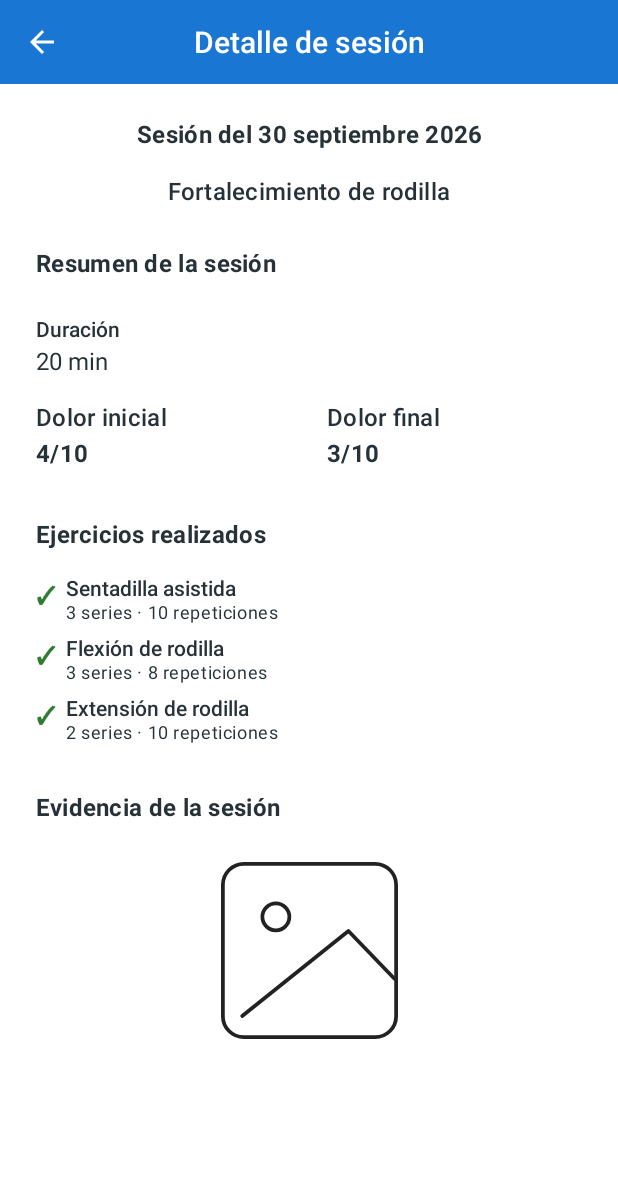
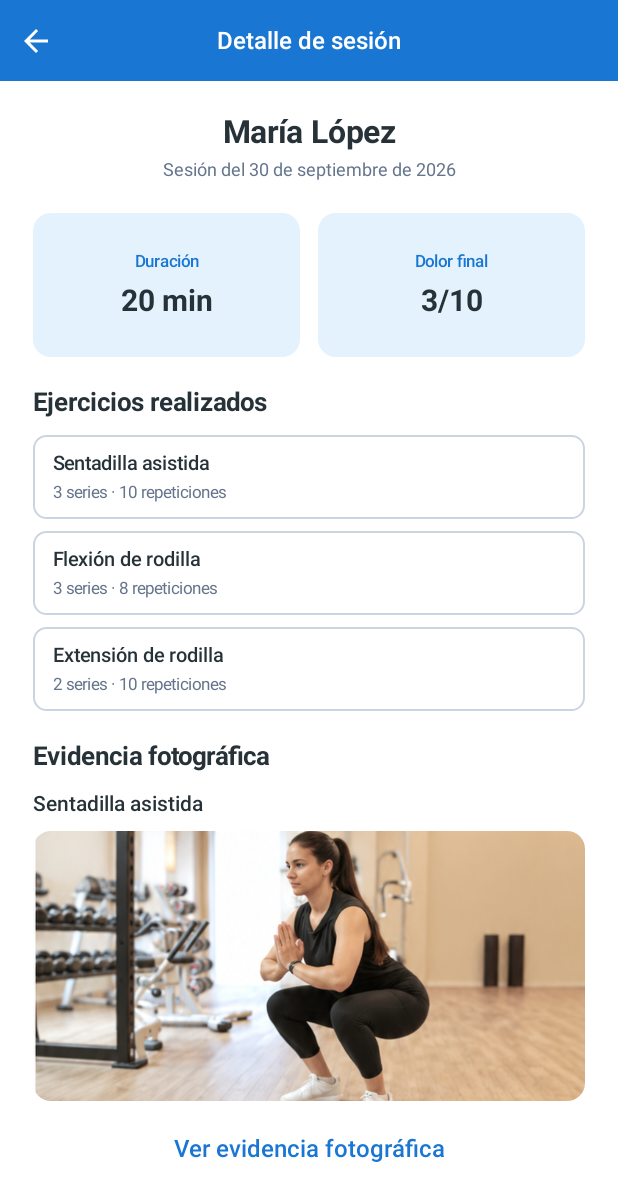
Before and after one commit to yahirhernandez930-tech/RehabTrack, an Android app built with Jetpack Compose: the SessionDetailScreen screen opened through its navigation route, on a phone screen of 412 x 824 dp. Shown: the top 1201 px of the screen. Run offline under Robolectric (Android 15) with nearby library versions, the phone set to English and light mode, and no system bars.

Commit message:
feat: implementar evidencia fotográfica en detalle de sesión

```diff
--- a/app/src/main/java/com/rehabtrack/app/ui/screens/patient/SessionDetailScreen.kt
+++ b/app/src/main/java/com/rehabtrack/app/ui/screens/patient/SessionDetailScreen.kt
@@ -1,28 +1,16 @@
 package com.rehabtrack.app.ui.screens.patient
 
-import androidx.compose.foundation.Canvas
 import androidx.compose.foundation.background
-import androidx.compose.foundation.layout.Arrangement
-import androidx.compose.foundation.layout.Box
-import androidx.compose.foundation.layout.Column
-import androidx.compose.foundation.layout.Row
-import androidx.compose.foundation.layout.Spacer
-import androidx.compose.foundation.layout.fillMaxSize
-import androidx.compose.foundation.layout.fillMaxWidth
-import androidx.compose.foundation.layout.height
-import androidx.compose.foundation.layout.padding
-import androidx.compose.foundation.layout.size
-import androidx.compose.foundation.layout.width
+import androidx.compose.foundation.border
+import androidx.compose.foundation.layout.*
 import androidx.compose.foundation.rememberScrollState
 import androidx.compose.foundation.shape.RoundedCornerShape
 import androidx.compose.foundation.verticalScroll
+import androidx.compose.foundation.Image
+import androidx.compose.foundation.clickable
 import androidx.compose.material.icons.Icons
 import androidx.compose.material.icons.filled.ArrowBack
-import androidx.compose.material3.Icon
-import androidx.compose.material3.IconButton
-import androidx.compose.material3.MaterialTheme
-import androidx.compose.material3.Scaffold
-import androidx.compose.material3.Text
+import androidx.compose.material3.*
 import androidx.compose.runtime.Composable
 import androidx.compose.ui.Alignment
 import androidx.compose.ui.Modifier
@@ -30,17 +18,20 @@ import androidx.compose.ui.graphics.Color
 import androidx.compose.ui.text.font.FontWeight
 import androidx.compose.ui.text.style.TextAlign
 import androidx.compose.ui.unit.dp
+import androidx.compose.ui.unit.sp
+import androidx.compose.ui.draw.clip
+import androidx.compose.ui.layout.ContentScale
+import androidx.compose.ui.res.painterResource
+import androidx.compose.runtime.remember
+import androidx.compose.runtime.mutableStateOf
 import androidx.navigation.NavController
-import androidx.compose.foundation.layout.WindowInsets
-import androidx.compose.foundation.layout.statusBars
-import androidx.compose.foundation.layout.windowInsetsPadding
-import androidx.compose.ui.geometry.CornerRadius
-import androidx.compose.ui.geometry.Offset
-import androidx.compose.ui.geometry.Size
-import androidx.compose.ui.graphics.Path
-import androidx.compose.ui.graphics.StrokeCap
-import androidx.compose.ui.graphics.StrokeJoin
-import androidx.compose.ui.graphics.drawscope.Stroke
+import com.rehabtrack.app.R
+
+private val SessionBlue = Color(0xFF1976D2)
+private val SessionText = Color(0xFF263238)
+private val SessionSecondary = Color(0xFF64748B)
+private val SessionBorder = Color(0xFFCBD5E1)
+private val SessionLightBlue = Color(0xFFE3F2FD)
 
 private data class CompletedExercise(
     val name: String,
@@ -49,16 +40,16 @@ private data class CompletedExercise(
 
 private val exampleExercises = listOf(
     CompletedExercise(
-        name = "Sentadilla asistida",
-        details = "3 series · 10 repeticiones"
+        "Sentadilla asistida",
+        "3 series · 10 repeticiones"
     ),
     CompletedExercise(
-        name = "Flexión de rodilla",
-        details = "3 series · 8 repeticiones"
+        "Flexión de rodilla",
+        "3 series · 8 repeticiones"
     ),
     CompletedExercise(
-        name = "Extensión de rodilla",
-        details = "2 series · 10 repeticiones"
+        "Extensión de rodilla",
+        "2 series · 10 repeticiones"
     )
 )
 
@@ -66,278 +57,284 @@ private val exampleExercises = listOf(
 fun SessionDetailScreen(
     navController: NavController
 ) {
-    val colors = MaterialTheme.colorScheme
 
-    Scaffold(
-        containerColor = colors.background,
-        topBar = {
-            Row(
+    val showEvidence = remember { mutableStateOf(false) }
+
+    if (showEvidence.value) {
+        AlertDialog(
+            onDismissRequest = {
+                showEvidence.value = false
+            },
+            title = {
+                Text("Sentadilla asistida")
+            },
+            text = {
+                Image(
+                    painter = painterResource(
+                        id = R.drawable.evidencia_sentadilla
+                    ),
+                    contentDescription = "Fotografía ampliada de sentadilla asistida",
                     modifier = Modifier
                         .fillMaxWidth()
-                    .background(colors.primary)
-                    .windowInsetsPadding(WindowInsets.statusBars)
-                    .height(56.dp)
-                    .padding(horizontal = 4.dp),
-                verticalAlignment = Alignment.CenterVertically
-            ) {
-                IconButton(
+                        .heightIn(max = 450.dp),
+                    contentScale = ContentScale.Fit
+                )
+            },
+            confirmButton = {
+                TextButton(
                     onClick = {
-                        navController.popBackStack()
+                        showEvidence.value = false
                     }
                 ) {
-                    Icon(
-                        imageVector = Icons.Filled.ArrowBack,
-                        contentDescription = "Volver al historial",
-                        tint = colors.onPrimary
+                    Text("Cerrar")
+                }
+            }
         )
     }
 
-                Box(
-                    modifier = Modifier.weight(1f),
-                    contentAlignment = Alignment.Center
-                ) {
-                    Text(
-                        text = "Detalle de sesión",
-                        style = MaterialTheme.typography.titleLarge,
-                        color = colors.onPrimary,
-                        fontWeight = FontWeight.Medium,
-                        textAlign = TextAlign.Center
-                    )
-                }
+    Scaffold(
+        containerColor = Color.White,
+        contentWindowInsets = WindowInsets(0, 0, 0, 0)
+    ) { innerPadding ->
 
-                // Equilibra el espacio ocupado por la flecha.
-                Spacer(modifier = Modifier.width(48.dp))
-            }
-        }
-    ) { innerPadding ->
         Column(
             modifier = Modifier
                 .fillMaxSize()
                 .padding(innerPadding)
-                .verticalScroll(rememberScrollState())
-                .padding(horizontal = 24.dp)
+                .background(Color.White)
         ) {
-            Spacer(modifier = Modifier.height(22.dp))
 
-            Text(
-                text = "Sesión del 30 septiembre 2026",
-                modifier = Modifier.fillMaxWidth(),
-                style = MaterialTheme.typography.titleMedium,
-                color = colors.onBackground,
-                fontWeight = FontWeight.Bold,
-                textAlign = TextAlign.Center
-            )
-
-            Spacer(modifier = Modifier.height(14.dp))
-
-            Text(
-                text = "Fortalecimiento de rodilla",
-                modifier = Modifier.fillMaxWidth(),
-                style = MaterialTheme.typography.titleMedium,
-                color = colors.onBackground,
-                fontWeight = FontWeight.SemiBold,
-                textAlign = TextAlign.Center
-            )
-
-            Spacer(modifier = Modifier.height(24.dp))
-
-            // Resumen de la sesión
-            Text(
-                text = "Resumen de la sesión",
-                style = MaterialTheme.typography.titleMedium,
-                color = colors.onBackground,
-                fontWeight = FontWeight.Bold
-            )
-
-            Spacer(modifier = Modifier.height(24.dp))
-
-            Text(
-                text = "Duración",
-                style = MaterialTheme.typography.bodyMedium,
-                color = colors.onBackground,
-                fontWeight = FontWeight.SemiBold
-            )
-
-            Spacer(modifier = Modifier.height(4.dp))
-
-            Text(
-                text = "20 min",
-                style = MaterialTheme.typography.bodyLarge,
-                color = colors.onBackground
-            )
-
-            Spacer(modifier = Modifier.height(16.dp))
-
+            // Encabezado
             Row(
-                modifier = Modifier.fillMaxWidth(),
-                horizontalArrangement = Arrangement.spacedBy(24.dp)
+                modifier = Modifier
+                    .fillMaxWidth()
+                    .background(SessionBlue)
+                    .windowInsetsPadding(WindowInsets.statusBars)
+                    .height(54.dp),
+                verticalAlignment = Alignment.CenterVertically
             ) {
-                Column(modifier = Modifier.weight(1f)) {
-                    Text(
-                        text = "Dolor inicial",
-                        style = MaterialTheme.typography.titleMedium,
-                        color = colors.onBackground,
-                        fontWeight = FontWeight.SemiBold
-                    )
-
-                    Text(
-                        text = "4/10",
-                        style = MaterialTheme.typography.titleMedium,
-                        color = colors.onBackground,
-                        fontWeight = FontWeight.Bold
+                IconButton(
+                    onClick = { navController.popBackStack() },
+                    modifier = Modifier.size(48.dp)
+                ) {
+                    Icon(
+                        imageVector = Icons.Default.ArrowBack,
+                        contentDescription = "Regresar",
+                        tint = Color.White
                     )
                 }
 
-                Column(modifier = Modifier.weight(1f)) {
                 Text(
-                        text = "Dolor final",
-                        style = MaterialTheme.typography.titleMedium,
-                        color = colors.onBackground,
-                        fontWeight = FontWeight.SemiBold
+                    text = "Detalle de sesión",
+                    color = Color.White,
+                    fontSize = 16.sp,
+                    fontWeight = FontWeight.SemiBold,
+                    textAlign = TextAlign.Center,
+                    modifier = Modifier.weight(1f)
                 )
 
+                Spacer(Modifier.width(48.dp))
+            }
+
+            // Contenido
+            Column(
+                modifier = Modifier
+                    .fillMaxSize()
+                    .verticalScroll(rememberScrollState())
+                    .padding(horizontal = 22.dp)
+                    .navigationBarsPadding()
+            ) {
+
+                Spacer(Modifier.height(22.dp))
+
+                // Información del paciente
                 Text(
-                        text = "3/10",
-                        style = MaterialTheme.typography.titleMedium,
-                        color = colors.onBackground,
-                        fontWeight = FontWeight.Bold
+                    text = "María López",
+                    color = SessionText,
+                    fontSize = 21.sp,
+                    fontWeight = FontWeight.Bold,
+                    textAlign = TextAlign.Center,
+                    modifier = Modifier.fillMaxWidth()
+                )
+
+                Spacer(Modifier.height(5.dp))
+
+                Text(
+                    text = "Sesión del 30 de septiembre de 2026",
+                    color = SessionSecondary,
+                    fontSize = 12.sp,
+                    textAlign = TextAlign.Center,
+                    modifier = Modifier.fillMaxWidth()
+                )
+
+                Spacer(Modifier.height(22.dp))
+
+                // Indicadores de la sesión
+                Row(
+                    modifier = Modifier.fillMaxWidth(),
+                    horizontalArrangement = Arrangement.spacedBy(12.dp)
+                ) {
+                    SessionStatisticCard(
+                        label = "Duración",
+                        value = "20 min",
+                        modifier = Modifier.weight(1f)
+                    )
+
+                    SessionStatisticCard(
+                        label = "Dolor final",
+                        value = "3/10",
+                        modifier = Modifier.weight(1f)
                     )
                 }
-            }
 
-            Spacer(modifier = Modifier.height(30.dp))
+                Spacer(Modifier.height(20.dp))
 
                 // Ejercicios realizados
                 Text(
                     text = "Ejercicios realizados",
-                style = MaterialTheme.typography.titleMedium,
-                color = colors.onBackground,
+                    color = SessionText,
+                    fontSize = 17.sp,
                     fontWeight = FontWeight.Bold
                 )
 
-            Spacer(modifier = Modifier.height(16.dp))
+                Spacer(Modifier.height(12.dp))
 
                 exampleExercises.forEach { exercise ->
-                Row(
-                    modifier = Modifier
-                        .fillMaxWidth()
-                        .padding(bottom = 8.dp),
-                    verticalAlignment = Alignment.Top
-                ) {
+                    ExerciseDetailCard(exercise)
+
+                    Spacer(Modifier.height(8.dp))
+                }
+
+                Spacer(Modifier.height(12.dp))
+
+                // Evidencia fotográfica
                 Text(
-                        text = "✓",
-                        color = Color(0xFF2E7D32),
-                        style = MaterialTheme.typography.titleMedium,
+                    text = "Evidencia fotográfica",
+                    color = SessionText,
+                    fontSize = 17.sp,
                     fontWeight = FontWeight.Bold
                 )
 
-                    Spacer(modifier = Modifier.width(6.dp))
+                Spacer(Modifier.height(14.dp))
 
-                    Column {
+                Column(
+                    modifier = Modifier
+                        .fillMaxWidth()
+                        .padding(bottom = 24.dp)
+                ) {
                     Text(
-                            text = exercise.name,
-                            style = MaterialTheme.typography.bodyMedium,
-                            color = colors.onBackground,
+                        text = "Sentadilla asistida",
+                        color = SessionText,
+                        fontSize = 14.sp,
                         fontWeight = FontWeight.SemiBold
                     )
 
-                        Text(
-                            text = exercise.details,
-                            style = MaterialTheme.typography.bodySmall,
-                            color = colors.onBackground
+                    Spacer(Modifier.height(10.dp))
+
+                    Image(
+                        painter = painterResource(
+                            id = R.drawable.evidencia_sentadilla
+                        ),
+                        contentDescription = "Evidencia de sentadilla asistida",
+                        modifier = Modifier
+                            .fillMaxWidth()
+                            .height(180.dp)
+                            .clip(RoundedCornerShape(12.dp))
+                            .clickable {
+                                showEvidence.value = true
+                            },
+                        contentScale = ContentScale.Crop
                     )
+
+                    Spacer(Modifier.height(8.dp))
+
+                    TextButton(
+                        onClick = {
+                            showEvidence.value = true
+                        },
+                        modifier = Modifier.align(Alignment.CenterHorizontally)
+                    ) {
+                        Text("Ver evidencia fotográfica")
                     }
                 }
-            }
-
-            Spacer(modifier = Modifier.height(22.dp))
-
-            // Evidencia fotográfica
-            Text(
-                text = "Evidencia de la sesión",
-                style = MaterialTheme.typography.titleMedium,
-                color = colors.onBackground,
-                fontWeight = FontWeight.Bold
-            )
-
-            Spacer(modifier = Modifier.height(24.dp))
-
-            Box(
-                modifier = Modifier
-                    .fillMaxWidth()
-                    .padding(bottom = 24.dp),
-                contentAlignment = Alignment.Center
-            ) {
-                EvidencePlaceholder()
             }
         }
     }
 }
 
 @Composable
-private fun EvidencePlaceholder() {
-    val colors = MaterialTheme.colorScheme
-
-    Box(
-        modifier = Modifier
-            .size(width = 118.dp, height = 118.dp)
+private fun SessionStatisticCard(
+    label: String,
+    value: String,
+    modifier: Modifier = Modifier,
+    secondaryText: String? = null
+) {
+    Column(
+        modifier = modifier
+            .height(96.dp)
             .background(
-                color = colors.background,
-                shape = RoundedCornerShape(14.dp)
-            ),
-        contentAlignment = Alignment.Center
+                SessionLightBlue,
+                RoundedCornerShape(12.dp)
+            )
+            .padding(horizontal = 5.dp, vertical = 12.dp),
+        horizontalAlignment = Alignment.CenterHorizontally,
+        verticalArrangement = Arrangement.Center
     ) {
-        Canvas(
-            modifier = Modifier.fillMaxSize()
-        ) {
-            val stroke = 2.5.dp.toPx()
-            val left = stroke / 2
-            val top = stroke / 2
-            val right = size.width - stroke / 2
-            val bottom = size.height - stroke / 2
-
-            // Marco de la imagen.
-            drawRoundRect(
-                color = Color(0xFF222222),
-                topLeft = Offset(left, top),
-                size = Size(
-                    right - left,
-                    bottom - top
-                ),
-                cornerRadius = CornerRadius(
-                    14.dp.toPx(),
-                    14.dp.toPx()
-                ),
-                style = Stroke(stroke)
+        Text(
+            text = label,
+            color = SessionBlue,
+            fontSize = 11.sp,
+            fontWeight = FontWeight.SemiBold
         )
 
-            // Sol.
-            drawCircle(
-                color = Color(0xFF222222),
-                radius = 9.dp.toPx(),
-                center = Offset(
-                    size.width * 0.31f,
-                    size.height * 0.31f
-                ),
-                style = Stroke(stroke)
+        Spacer(Modifier.height(8.dp))
+
+        Text(
+            text = value,
+            color = SessionText,
+            fontSize = 20.sp,
+            fontWeight = FontWeight.Bold
         )
 
-            // Montañas.
-            val mountain = Path().apply {
-                moveTo(size.width * 0.12f, size.height * 0.87f)
-                lineTo(size.width * 0.72f, size.height * 0.39f)
-                lineTo(size.width * 0.98f, size.height * 0.66f)
-            }
+        if (secondaryText != null) {
+            Spacer(Modifier.height(3.dp))
 
-            drawPath(
-                path = mountain,
-                color = Color(0xFF222222),
-                style = Stroke(
-                    width = stroke,
-                    cap = StrokeCap.Round,
-                    join = StrokeJoin.Round
-                )
+            Text(
+                text = secondaryText,
+                color = SessionSecondary,
+                fontSize = 10.sp
             )
         }
     }
 }
+
+@Composable
+private fun ExerciseDetailCard(
+    exercise: CompletedExercise
+) {
+    Column(
+        modifier = Modifier
+            .fillMaxWidth()
+            .border(
+                width = 1.dp,
+                color = SessionBorder,
+                shape = RoundedCornerShape(9.dp)
+            )
+            .padding(horizontal = 13.dp, vertical = 11.dp)
+    ) {
+        Text(
+            text = exercise.name,
+            color = SessionText,
+            fontSize = 13.sp,
+            fontWeight = FontWeight.SemiBold
+        )
+
+        Spacer(Modifier.height(5.dp))
+
+        Text(
+            text = exercise.details,
+            color = SessionSecondary,
+            fontSize = 11.sp
+        )
+    }
+}
```
Also changed, not shown: app/src/main/res/drawable/evidencia_sentadilla.png (added). Lines whose indentation alone changed are shown as unchanged.
